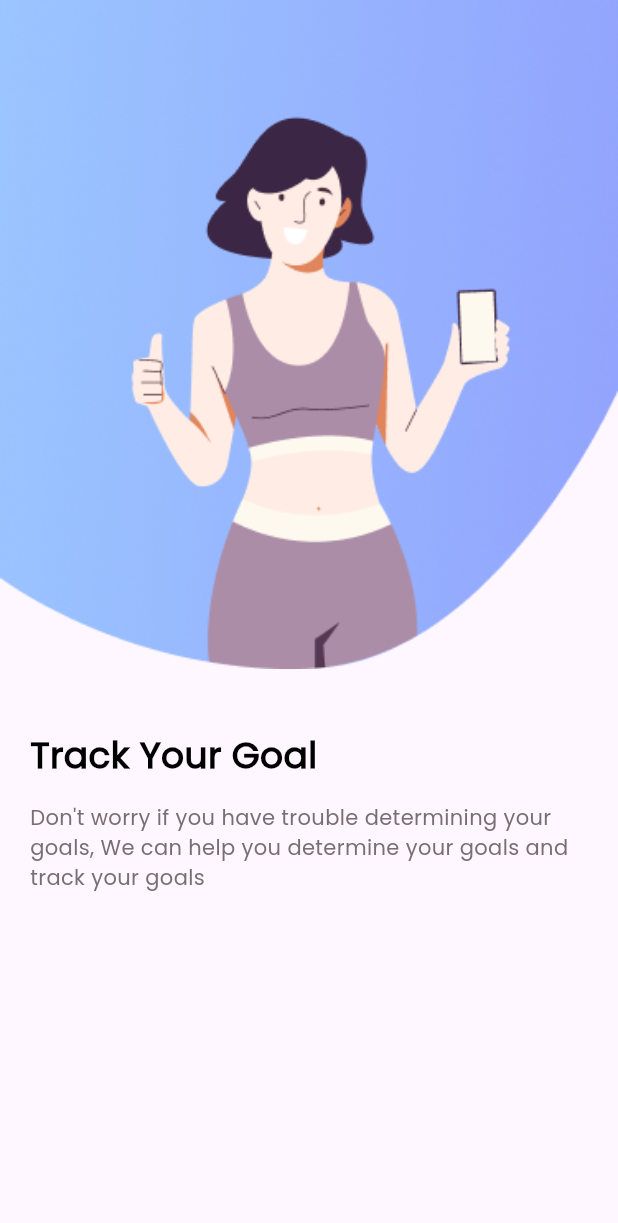
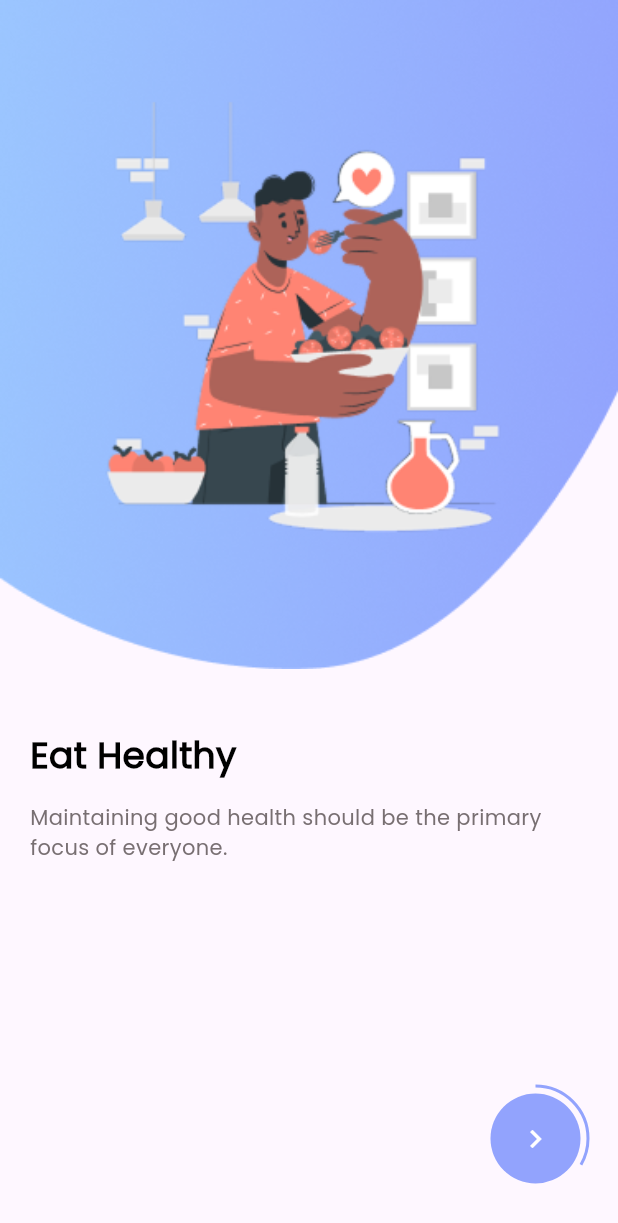
Before and after one commit to Marwan460/food_nutrition, a Flutter app: the screen it shows after launch, on a phone screen of 412 x 824 dp. Shown: the top 1223 px of the screen. Run offline on Flutter 3.47's test engine with Material 3 defaults, Android fonts, the phone set to English and light mode, and no system bars.

Commit message:
Finished on boarding.

```diff
--- a/lib/core/utils/app_colors.dart
+++ b/lib/core/utils/app_colors.dart
@@ -9,4 +9,7 @@ class AppColors {
   static const Color grey = Color(0xff786F72);
   static const Color grey2 = Color(0xffF7F8F8);
   static const Color white = Colors.white;
+
+  static const List<Color> primaryG = [primary1, primary2];
+  static const List<Color> secondaryG = [secondary1, secondary2];
 }
--- a/lib/features/on_boarding/views/on_boarding_view.dart
+++ b/lib/features/on_boarding/views/on_boarding_view.dart
@@ -1,24 +1,93 @@
 import 'package:flutter/material.dart';
+import 'package:health_tracker/core/utils/app_colors.dart';
+import 'package:health_tracker/features/on_boarding/views/widgets/custom_button.dart';
 import 'package:health_tracker/features/on_boarding/views/widgets/on_boarding_page.dart';
 import 'package:health_tracker/res/assets_res.dart';
 
-class OnBoardingView extends StatelessWidget {
+class OnBoardingView extends StatefulWidget {
   const OnBoardingView({super.key});
+
+  @override
+  State<OnBoardingView> createState() => _OnBoardingViewState();
+}
+
+class _OnBoardingViewState extends State<OnBoardingView> {
+  final PageController controller = PageController();
+  int selectedPage = 0;
+
+  @override
+  void initState() {
+    super.initState();
+    controller.addListener(() {
+      selectedPage = controller.page?.round() ?? 0;
+      setState(() {});
+    });
+  }
+
+  List pageArr = [
+    {
+      'image': AssetsRes.ON_1,
+      'title': 'Eat Healthy',
+      'description':
+          'Maintaining good health should be the primary focus of everyone.'
+    },
+    {
+      'image': AssetsRes.ON_2,
+      'title': 'Healthy Recipes',
+      'description':
+          'Browse thousands of healthy recipes from all over the world.'
+    },
+    {
+      'image': AssetsRes.ON_3,
+      'title': 'Track Your Health',
+      'description':
+          'With amazing inbuilt tools you can track your progress.'
+    },
+  ];
 
   @override
   Widget build(BuildContext context) {
     return Scaffold(
       body: Stack(
+        alignment: Alignment.bottomRight,
         children: [
-          PageView.builder(itemBuilder: (context, index) {
-            return OnBoardingPage(
-              image: AssetsRes.ON_1,
-              title: 'Track Your Goal',
-              description:
-                  'Don\'t worry if you have trouble determining your goals,'
-                      ' We can help you determine your goals and track your goals',
-            );
-          })
+          PageView.builder(
+              controller: controller,
+              itemCount: pageArr.length,
+              itemBuilder: (context, index) {
+                var map = pageArr[index] as Map;
+                return OnBoardingPage(
+                  map: map,
+                );
+              }),
+          Padding(
+              padding: const EdgeInsets.only(right: 20, bottom: 30),
+              child: SizedBox(
+                child: Stack(
+                  alignment: Alignment.center,
+                  children: [
+                    SizedBox(
+                      width: 70,
+                      height: 70,
+                      child: CircularProgressIndicator(
+                        value: (selectedPage + 1) / 3,
+                        color: AppColors.primary1,
+                        strokeWidth: 2,
+                      ),
+                    ),
+                    CustomButton(onPressed: () {
+                      if (selectedPage < 2) {
+                        selectedPage = selectedPage + 1;
+                        controller.animateToPage(
+                          selectedPage,
+                          duration: const Duration(milliseconds: 600),
+                          curve: Curves.easeIn,
+                        );
+                      }
+                    }),
+                  ],
+                ),
+              ),)
         ],
       ),
     );
--- /dev/null
+++ b/lib/features/on_boarding/views/widgets/custom_button.dart
@@ -0,0 +1,27 @@
+import 'package:flutter/material.dart';
+
+import '../../../../core/utils/app_colors.dart';
+
+class CustomButton extends StatelessWidget {
+  final void Function() onPressed;
+  const CustomButton({super.key, required this.onPressed});
+
+  @override
+  Widget build(BuildContext context) {
+    return Container(
+      width: 60,
+      height: 60,
+      decoration: BoxDecoration(
+        color: AppColors.primary1,
+        borderRadius: BorderRadius.circular(35),
+      ),
+      child: IconButton(
+        onPressed: onPressed,
+        icon: const Icon(
+          Icons.navigate_next,
+          color: AppColors.white,
+        ),
+      ),
+    );
+  }
+}
--- a/lib/features/on_boarding/views/widgets/on_boarding_page.dart
+++ b/lib/features/on_boarding/views/widgets/on_boarding_page.dart
@@ -2,8 +2,8 @@ import 'package:flutter/material.dart';
 import 'package:health_tracker/core/utils/app_styles.dart';
 
 class OnBoardingPage extends StatelessWidget {
-  final String image, title, description;
-  const OnBoardingPage({super.key, required this.image, required this.title, required this.description});
+  final Map map;
+  const OnBoardingPage({super.key, required this.map});
 
   @override
   Widget build(BuildContext context) {
@@ -16,16 +16,16 @@ class OnBoardingPage extends StatelessWidget {
           mainAxisAlignment: MainAxisAlignment.start,
           crossAxisAlignment: CrossAxisAlignment.start,
           children: [
-            Image.asset(image,width: width,fit: BoxFit.fitWidth,),
+            Image.asset(map['image'],width: width,fit: BoxFit.fitWidth,),
             const SizedBox(height: 40,),
             Padding(
               padding: const EdgeInsets.symmetric(horizontal: 20),
-              child: Text(title, style: AppStyles.bold24,),
+              child: Text(map['title'], style: AppStyles.bold24,),
             ),
             const SizedBox(height: 15,),
             Padding(
               padding: const EdgeInsets.symmetric(horizontal: 20),
-              child: Text(description, style: AppStyles.regular14,),
+              child: Text(map['description'], style: AppStyles.regular14,),
             ),
           ],
         ),
--- a/lib/main.dart
+++ b/lib/main.dart
@@ -14,6 +14,7 @@ class MyApp extends StatelessWidget {
   @override
   Widget build(BuildContext context) {
     return MaterialApp(
+      debugShowCheckedModeBanner: false,
       title: 'Flutter Demo',
       theme: ThemeData(
         primaryColor: AppColors.primary1,
--- a/lib/res/assets_res.dart
+++ b/lib/res/assets_res.dart
@@ -6,8 +6,9 @@
 class AssetsRes {
   AssetsRes._();
 
+  static const String PROJECT_NAME = 'health_tracker';
+  static const String PROJECT_VERSION = '1.0.0+1';
   static const String ON_1 = 'assets/images/on_1.png';
   static const String ON_2 = 'assets/images/on_2.png';
   static const String ON_3 = 'assets/images/on_3.png';
-  static const String ON_4 = 'assets/images/on_4.png';
 }
--- a/pubspec.yaml
+++ b/pubspec.yaml
@@ -96,4 +96,3 @@ flutter:
     - assets/images/on_1.png
     - assets/images/on_2.png
     - assets/images/on_3.png
-    - assets/images/on_4.png
```
Also changed, not shown: assets/images/on_1.png, assets/images/on_2.png, assets/images/on_3.png, assets/images/on_4.png (deleted).
